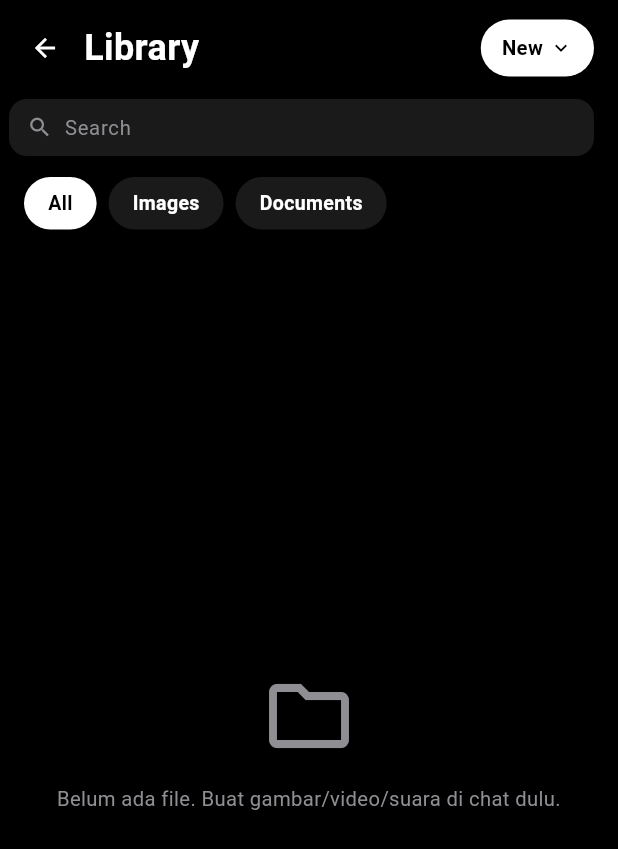
After one commit to danuaji88/JeonChat, a Flutter app: the LibraryScreen screen opened directly, on a phone screen of 412 x 824 dp. The commit adds this screen. Shown: the top 849 px of the screen. Run offline on Flutter 3.47's test engine with Material 3 defaults, Android fonts, the phone set to English and light mode, and no system bars; our stand-ins replace audioplayers, image_picker, shared_preferences, speech_to_text; accounts and stored records are empty.

Commit message:
Library page: daftar media/file ala ChatGPT dengan thumbnail+filter+search

```diff
--- a/lib/screens/chat_screen.dart
+++ b/lib/screens/chat_screen.dart
@@ -8,6 +8,7 @@ import '../services/api_service.dart';
 import '../services/chat_history_service.dart';
 import '../services/profile_service.dart';
 import '../theme.dart';
+import 'library_screen.dart';
 import '../widgets/chat_bubble.dart';
 import '../widgets/context_sheet.dart';
 import '../widgets/input_bar.dart';
@@ -654,6 +655,10 @@ class _JeonChatScreenState extends State<JeonChatScreen> {
       onDeleteProject: _deleteProject,
       onClearHistory: _clearAllHistory,
       onProfileChanged: () => setState(() {}),
+      onOpenLibrary: () {
+        if (!isWide) Navigator.of(context).maybePop();
+        Navigator.of(context).push(MaterialPageRoute(builder: (_) => const LibraryScreen()));
+      },
     );
 
     final chatScaffold = Scaffold(
--- /dev/null
+++ b/lib/screens/library_screen.dart
@@ -0,0 +1,513 @@
+import 'package:flutter/material.dart';
+
+import '../models/message.dart';
+import '../services/chat_history_service.dart';
+import '../widgets/audio_message_player.dart';
+
+enum LibraryFilter { all, images, documents }
+
+/// Satu entri media/file yang pernah muncul di sebuah percakapan —
+/// dikumpulkan dari imageUrl/videoUrl/audioUrl/filePath tiap ChatMessage.
+class LibraryItem {
+  final String name;
+  final String type; // 'image' | 'video' | 'audio' | 'doc'
+  final String url;
+  final DateTime modified;
+  final String size;
+
+  const LibraryItem({
+    required this.name,
+    required this.type,
+    required this.url,
+    required this.modified,
+    required this.size,
+  });
+
+  bool get isVisual => type == 'image' || type == 'video';
+}
+
+/// Halaman Library ala ChatGPT — daftar semua gambar/video/audio/file yang
+/// pernah di-generate atau dikirim di seluruh percakapan (ChatHistoryService).
+class LibraryScreen extends StatefulWidget {
+  const LibraryScreen({super.key});
+
+  @override
+  State<LibraryScreen> createState() => _LibraryScreenState();
+}
+
+class _LibraryScreenState extends State<LibraryScreen> {
+  static const _bg = Colors.black;
+  static const _pillBg = Color(0xFF1A1A1A);
+  static const _divider = Color(0xFF1E1E1E);
+  static const _boxGrey = Color(0xFF3A3A3A);
+  static const _boxBlue = Color(0xFF0A84FF);
+  static const _ink = Colors.white;
+  static const _inkMuted = Color(0xFF8E8E93);
+
+  static const _monthNames = [
+    'Jan', 'Feb', 'Mar', 'Apr', 'May', 'Jun', 'Jul', 'Aug', 'Sep', 'Oct', 'Nov', 'Dec'
+  ];
+
+  bool _loading = true;
+  List<LibraryItem> _items = [];
+  LibraryFilter _filter = LibraryFilter.all;
+  final _searchController = TextEditingController();
+  String _query = '';
+
+  @override
+  void initState() {
+    super.initState();
+    _load();
+  }
+
+  @override
+  void dispose() {
+    _searchController.dispose();
+    super.dispose();
+  }
+
+  String _nameFromUrl(String url) {
+    final clean = url.split('?').first;
+    final slash = clean.lastIndexOf('/');
+    final name = slash == -1 ? clean : clean.substring(slash + 1);
+    return name.isEmpty ? clean : name;
+  }
+
+  String _sizeFor(Map<String, dynamic> raw) {
+    final size = raw['size'];
+    if (size is String && size.trim().isNotEmpty) return size;
+    return '—';
+  }
+
+  Future<void> _load() async {
+    final conversations = await ChatHistoryService.listConversations();
+    final items = <LibraryItem>[];
+    for (final conv in conversations) {
+      final updatedAt = conv['updatedAt'] as int?;
+      final modified =
+          updatedAt != null ? DateTime.fromMillisecondsSinceEpoch(updatedAt) : DateTime.now();
+      final rawMessages = conv['messages'];
+      if (rawMessages is! List) continue;
+      for (final raw in rawMessages.whereType<Map<String, dynamic>>()) {
+        final message = ChatMessage.fromJson(raw);
+        final size = _sizeFor(raw);
+        if (message.imageUrl != null) {
+          items.add(LibraryItem(
+            name: _nameFromUrl(message.imageUrl!),
+            type: 'image',
+            url: message.imageUrl!,
+            modified: modified,
+            size: size,
+          ));
+        }
+        if (message.videoUrl != null) {
+          items.add(LibraryItem(
+            name: _nameFromUrl(message.videoUrl!),
+            type: 'video',
+            url: message.videoUrl!,
+            modified: modified,
+            size: size,
+          ));
+        }
+        if (message.audioUrl != null) {
+          items.add(LibraryItem(
+            name: _nameFromUrl(message.audioUrl!),
+            type: 'audio',
+            url: message.audioUrl!,
+            modified: modified,
+            size: size,
+          ));
+        }
+        if (message.filePath != null) {
+          items.add(LibraryItem(
+            name: _nameFromUrl(message.filePath!),
+            type: 'doc',
+            url: message.filePath!,
+            modified: modified,
+            size: size,
+          ));
+        }
+      }
+    }
+    items.sort((a, b) => b.modified.compareTo(a.modified));
+    if (!mounted) return;
+    setState(() {
+      _items = items;
+      _loading = false;
+    });
+  }
+
+  String _fmtDate(DateTime d) => '${_monthNames[d.month - 1]} ${d.day}';
+
+  List<LibraryItem> get _filtered {
+    var list = _items;
+    switch (_filter) {
+      case LibraryFilter.all:
+        break;
+      case LibraryFilter.images:
+        list = list.where((i) => i.isVisual).toList();
+        break;
+      case LibraryFilter.documents:
+        list = list.where((i) => !i.isVisual).toList();
+        break;
+    }
+    final q = _query.trim().toLowerCase();
+    if (q.isNotEmpty) {
+      list = list.where((i) => i.name.toLowerCase().contains(q)).toList();
+    }
+    return list;
+  }
+
+  @override
+  Widget build(BuildContext context) {
+    final isWide = MediaQuery.of(context).size.width >= 600;
+    final items = _filtered;
+
+    return Scaffold(
+      backgroundColor: _bg,
+      body: SafeArea(
+        child: Column(
+          crossAxisAlignment: CrossAxisAlignment.stretch,
+          children: [
+            _header(isWide),
+            const SizedBox(height: 14),
+            _filterTabs(),
+            const SizedBox(height: 10),
+            Expanded(
+              child: _loading
+                  ? const Center(child: CircularProgressIndicator(color: _ink))
+                  : items.isEmpty
+                      ? _emptyState()
+                      : _list(items, isWide),
+            ),
+          ],
+        ),
+      ),
+    );
+  }
+
+  Widget _header(bool isWide) {
+    final backButton = IconButton(
+      icon: const Icon(Icons.arrow_back, size: 20, color: _ink),
+      tooltip: 'Kembali',
+      onPressed: () => Navigator.of(context).maybePop(),
+    );
+    const title = Text('Library', style: TextStyle(fontSize: 24, fontWeight: FontWeight.bold, color: _ink));
+
+    if (isWide) {
+      return Padding(
+        padding: const EdgeInsets.fromLTRB(10, 12, 20, 0),
+        child: Row(
+          children: [
+            backButton,
+            const SizedBox(width: 4),
+            title,
+            const Spacer(),
+            SizedBox(width: 260, child: _searchBar()),
+            const SizedBox(width: 12),
+            _newButton(),
+          ],
+        ),
+      );
+    }
+    return Padding(
+      padding: const EdgeInsets.fromLTRB(6, 8, 16, 0),
+      child: Column(
+        crossAxisAlignment: CrossAxisAlignment.stretch,
+        children: [
+          Row(
+            children: [
+              backButton,
+              const SizedBox(width: 2),
+              const Expanded(child: title),
+              _newButton(),
+            ],
+          ),
+          const SizedBox(height: 10),
+          _searchBar(),
+        ],
+      ),
+    );
+  }
+
+  Widget _searchBar() => Container(
+        height: 38,
+        padding: const EdgeInsets.symmetric(horizontal: 12),
+        decoration: BoxDecoration(color: _pillBg, borderRadius: BorderRadius.circular(12)),
+        child: Row(
+          children: [
+            const Icon(Icons.search, size: 17, color: _inkMuted),
+            const SizedBox(width: 8),
+            Expanded(
+              child: TextField(
+                controller: _searchController,
+                onChanged: (v) => setState(() => _query = v),
+                style: const TextStyle(fontSize: 13.5, color: _ink),
+                decoration: const InputDecoration(
+                  hintText: 'Search',
+                  hintStyle: TextStyle(color: _inkMuted),
+                  border: InputBorder.none,
+                  isDense: true,
+                ),
+              ),
+            ),
+          ],
+        ),
+      );
+
+  Widget _newButton() => PopupMenuButton<String>(
+        color: _pillBg,
+        shape: RoundedRectangleBorder(borderRadius: BorderRadius.circular(12)),
+        onSelected: (_) => Navigator.of(context).maybePop(),
+        itemBuilder: (context) => const [
+          PopupMenuItem(value: 'chat', child: Text('New Chat', style: TextStyle(color: _ink))),
+          PopupMenuItem(value: 'image', child: Text('New Image', style: TextStyle(color: _ink))),
+          PopupMenuItem(value: 'audio', child: Text('New Audio', style: TextStyle(color: _ink))),
+        ],
+        child: Container(
+          height: 38,
+          padding: const EdgeInsets.symmetric(horizontal: 14),
+          decoration: BoxDecoration(color: _ink, borderRadius: BorderRadius.circular(999)),
+          alignment: Alignment.center,
+          child: const Row(
+            mainAxisSize: MainAxisSize.min,
+            children: [
+              Text('New', style: TextStyle(fontSize: 13.5, fontWeight: FontWeight.w600, color: Colors.black)),
+              SizedBox(width: 4),
+              Icon(Icons.expand_more, size: 16, color: Colors.black),
+            ],
+          ),
+        ),
+      );
+
+  Widget _filterTabs() => Padding(
+        padding: const EdgeInsets.symmetric(horizontal: 16),
+        child: Row(
+          children: [
+            _filterPill('All', LibraryFilter.all),
+            const SizedBox(width: 8),
+            _filterPill('Images', LibraryFilter.images),
+            const SizedBox(width: 8),
+            _filterPill('Documents', LibraryFilter.documents),
+          ],
+        ),
+      );
+
+  Widget _filterPill(String label, LibraryFilter value) {
+    final active = _filter == value;
+    return InkWell(
+      borderRadius: BorderRadius.circular(999),
+      onTap: () => setState(() => _filter = value),
+      child: Container(
+        padding: const EdgeInsets.symmetric(horizontal: 16, vertical: 8),
+        decoration: BoxDecoration(color: active ? _ink : _pillBg, borderRadius: BorderRadius.circular(999)),
+        child: Text(label,
+            style: TextStyle(fontSize: 13, fontWeight: FontWeight.w600, color: active ? Colors.black : _ink)),
+      ),
+    );
+  }
+
+  Widget _emptyState() => Center(
+        child: Column(
+          mainAxisAlignment: MainAxisAlignment.center,
+          children: [
+            const Icon(Icons.folder_outlined, size: 64, color: _inkMuted),
+            const SizedBox(height: 14),
+            const Padding(
+              padding: EdgeInsets.symmetric(horizontal: 32),
+              child: Text('Belum ada file. Buat gambar/video/suara di chat dulu.',
+                  textAlign: TextAlign.center, style: TextStyle(fontSize: 13.5, color: _inkMuted)),
+            ),
+          ],
+        ),
+      );
+
+  Widget _list(List<LibraryItem> items, bool isWide) {
+    return Column(
+      children: [
+        Padding(
+          padding: const EdgeInsets.fromLTRB(16, 4, 16, 8),
+          child: Row(
+            children: [
+              const SizedBox(width: 48 + 12),
+              const Expanded(child: Text('Name', style: TextStyle(fontSize: 12, color: _inkMuted))),
+              if (isWide)
+                const SizedBox(
+                  width: 90,
+                  child: Text('Modified', style: TextStyle(fontSize: 12, color: _inkMuted)),
+                ),
+              const SizedBox(
+                width: 70,
+                child: Text('Size', textAlign: TextAlign.end, style: TextStyle(fontSize: 12, color: _inkMuted)),
+              ),
+            ],
+          ),
+        ),
+        Expanded(
+          child: ListView.separated(
+            padding: const EdgeInsets.only(bottom: 12),
+            itemCount: items.length,
+            separatorBuilder: (_, __) => const Divider(height: 1, color: _divider, indent: 16, endIndent: 16),
+            itemBuilder: (context, i) => _row(items[i], isWide),
+          ),
+        ),
+      ],
+    );
+  }
+
+  Widget _row(LibraryItem item, bool isWide) => InkWell(
+        onTap: () => _openItem(item),
+        child: Padding(
+          padding: const EdgeInsets.symmetric(horizontal: 16, vertical: 8),
+          child: Row(
+            children: [
+              _thumbnail(item),
+              const SizedBox(width: 12),
+              Expanded(
+                child: Text(item.name,
+                    maxLines: 1, overflow: TextOverflow.ellipsis, style: const TextStyle(fontSize: 14, color: _ink)),
+              ),
+              if (isWide)
+                SizedBox(
+                  width: 90,
+                  child: Text(_fmtDate(item.modified), style: const TextStyle(fontSize: 12, color: _inkMuted)),
+                ),
+              SizedBox(
+                width: 70,
+                child:
+                    Text(item.size, textAlign: TextAlign.end, style: const TextStyle(fontSize: 12, color: _inkMuted)),
+              ),
+            ],
+          ),
+        ),
+      );
+
+  Widget _thumbnail(LibraryItem item) {
+    if (item.type == 'image') {
+      return ClipRRect(
+        borderRadius: BorderRadius.circular(8),
+        child: Image.network(
+          item.url,
+          width: 48,
+          height: 48,
+          fit: BoxFit.cover,
+          errorBuilder: (context, error, stackTrace) => _iconBox(Icons.broken_image_outlined, _boxGrey),
+        ),
+      );
+    }
+    if (item.type == 'video') return _iconBox(Icons.movie_outlined, _boxGrey);
+    if (item.type == 'audio') return _iconBox(Icons.music_note, _boxBlue);
+    return _iconBox(Icons.insert_drive_file_outlined, _boxGrey);
+  }
+
+  Widget _iconBox(IconData icon, Color color) => Container(
+        width: 48,
+        height: 48,
+        decoration: BoxDecoration(color: color, borderRadius: BorderRadius.circular(8)),
+        alignment: Alignment.center,
+        child: Icon(icon, size: 20, color: _ink),
+      );
+
+  void _openItem(LibraryItem item) {
+    switch (item.type) {
+      case 'image':
+        _openImage(item);
+        break;
+      case 'audio':
+        _openAudio(item);
+        break;
+      case 'video':
+        _openInfo(item, 'Video tersimpan di server. Link untuk menonton:');
+        break;
+      default:
+        _openInfo(item, 'File tersimpan di server:');
+    }
+  }
+
+  void _openImage(LibraryItem item) {
+    showDialog(
+      context: context,
+      barrierColor: Colors.black87,
+      builder: (context) => Dialog(
+        backgroundColor: Colors.transparent,
+        insetPadding: const EdgeInsets.all(20),
+        child: Stack(
+          alignment: Alignment.topRight,
+          children: [
+            ClipRRect(
+              borderRadius: BorderRadius.circular(12),
+              child: Image.network(
+                item.url,
+                fit: BoxFit.contain,
+                errorBuilder: (context, error, stackTrace) => Container(
+                  width: 240,
+                  height: 240,
+                  color: _boxGrey,
+                  alignment: Alignment.center,
+                  child: const Icon(Icons.broken_image_outlined, size: 32, color: _inkMuted),
+                ),
+              ),
+            ),
+            IconButton(
+              icon: const Icon(Icons.close, color: _ink),
+              onPressed: () => Navigator.of(context).pop(),
+            ),
+          ],
+        ),
+      ),
+    );
+  }
+
+  void _openAudio(LibraryItem item) {
+    showModalBottomSheet(
+      context: context,
+      backgroundColor: const Color(0xFF171717),
+      shape: const RoundedRectangleBorder(borderRadius: BorderRadius.vertical(top: Radius.circular(18))),
+      builder: (context) => SafeArea(
+        child: Padding(
+          padding: const EdgeInsets.fromLTRB(16, 16, 16, 24),
+          child: Column(
+            mainAxisSize: MainAxisSize.min,
+            crossAxisAlignment: CrossAxisAlignment.start,
+            children: [
+              Text(item.name,
+                  maxLines: 1,
+                  overflow: TextOverflow.ellipsis,
+                  style: const TextStyle(fontSize: 14.5, fontWeight: FontWeight.w600, color: _ink)),
+              AudioMessagePlayer(url: item.url),
+            ],
+          ),
+        ),
+      ),
+    );
+  }
+
+  void _openInfo(LibraryItem item, String label) {
+    showDialog(
+      context: context,
+      builder: (context) => AlertDialog(
+        backgroundColor: const Color(0xFF171717),
+        shape: RoundedRectangleBorder(borderRadius: BorderRadius.circular(14)),
+        title: Text(item.name, style: const TextStyle(color: _ink, fontSize: 15.5)),
+        content: SizedBox(
+          width: 320,
+          child: Column(
+            mainAxisSize: MainAxisSize.min,
+            crossAxisAlignment: CrossAxisAlignment.start,
+            children: [
+              Text(label, style: const TextStyle(color: _inkMuted, fontSize: 12.5)),
+              const SizedBox(height: 8),
+              SelectableText(item.url, style: const TextStyle(color: _ink, fontSize: 12.8)),
+            ],
+          ),
+        ),
+        actions: [
+          TextButton(
+            onPressed: () => Navigator.of(context).pop(),
+            child: const Text('Tutup', style: TextStyle(color: _inkMuted)),
+          ),
+        ],
+      ),
+    );
+  }
+}
```
Also changed, not shown: lib/widgets/sidebar_jeonchat.dart (+5 -3 lines).
